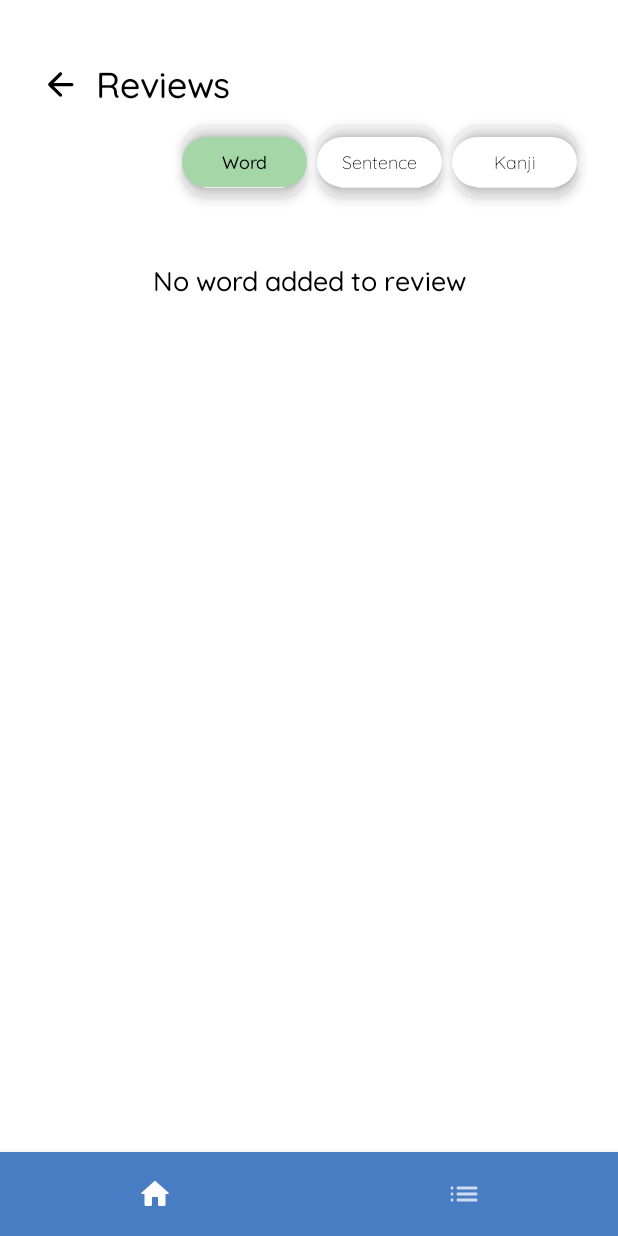
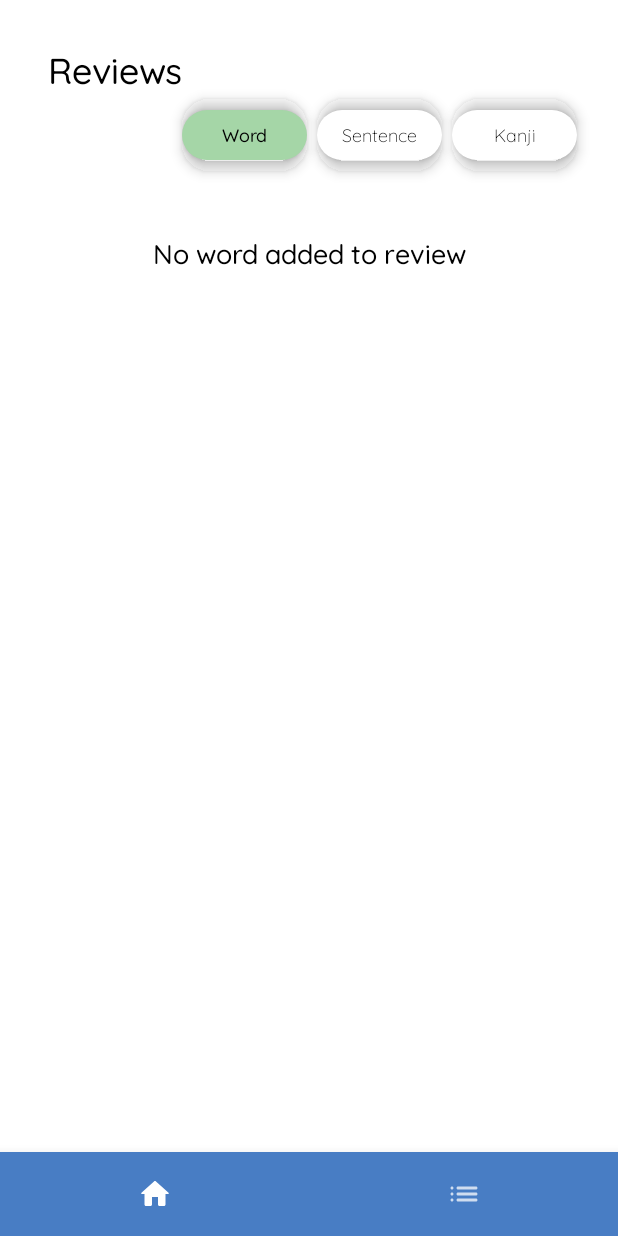
Before and after one commit to cr1m5onk1ng/nala_android_app, an Android app built with Jetpack Compose: the ReviewListScreen screen opened through its navigation route, on a phone screen of 412 x 824 dp. Run offline under Robolectric (Android 15) with nearby library versions, the phone set to English and light mode, and no system bars; our stand-ins replace Dagger/Hilt's generated code; 3 statements that could not run were skipped.

```diff
--- a/app/src/main/java/com/example/nala/ui/MainActivity.kt
+++ b/app/src/main/java/com/example/nala/ui/MainActivity.kt
@@ -69,7 +69,17 @@ class MainActivity : AppCompatActivity() {
             AppTheme {
                 val navController = rememberNavController()
                 val scaffoldState = rememberScaffoldState()
-                NavHost(navController=navController, startDestination="home_screen") {
+
+                // Navigate to detail screen if a word was searched from another app
+                val startDestination = "home_screen"/* if(viewModel.textReceived.value) {
+                    "detail_screen"
+                } else if(viewModel.sentenceReceived.value) {
+                    "sentence_form_screen"
+                } else{
+                    "home_screen"
+                } */
+
+                NavHost(navController=navController, startDestination) {
                     composable("home_screen"){
                         HomeScreen(
                             query = viewModel.query.value,
@@ -95,6 +105,7 @@ class MainActivity : AppCompatActivity() {
                             kanjiDict = viewModel.kanjiDict,
                             setCurrentKanji = viewModel::setCurrentKanji,
                             setCurrentStory = viewModel::setCurrentStory,
+                            unsetSharedWord = viewModel::unsetSharedText,
                             addToReview =  viewModel::addWordToReview,
                             scaffoldState = scaffoldState,
                             showSnackbar = {showSnackbar(scaffoldState, message="Added to review")},
@@ -154,6 +165,7 @@ class MainActivity : AppCompatActivity() {
                             onWordAdd = studyViewModel::setStudyTargetWord,
                             onWordSelect = studyViewModel::setSelectedWord,
                             addSentenceToReview = viewModel::addSentenceToReview,
+                            unsetSharedSentence = viewModel::unsetSharedSentence,
                             showSnackbar = {showSnackbar(scaffoldState, message="Added to review")},
                             navController = navController,
                         )
--- a/app/src/main/java/com/example/nala/ui/composables/BackButton.kt
+++ b/app/src/main/java/com/example/nala/ui/composables/BackButton.kt
@@ -15,6 +15,7 @@ import androidx.navigation.NavController
 fun BackButton(
     navController: NavController,
     modifier: Modifier = Modifier,
+    cleanupFunction: (() -> Unit?)? = null,
 ) {
 
     Row(
@@ -23,6 +24,10 @@ fun BackButton(
     ){
         IconButton(
             onClick = {
+
+                cleanupFunction?.let {
+                    it()
+                }
                 navController.popBackStack()
             }
         ) {
--- a/app/src/main/java/com/example/nala/ui/composables/DictionaryDetailScreen.kt
+++ b/app/src/main/java/com/example/nala/ui/composables/DictionaryDetailScreen.kt
@@ -20,7 +20,6 @@ import androidx.compose.ui.unit.dp
 import androidx.compose.ui.unit.sp
 import androidx.constraintlayout.compose.ConstraintLayout
 import androidx.navigation.NavController
-import com.example.nala.R
 import com.example.nala.domain.model.dictionary.DictionaryModel
 import com.example.nala.domain.model.dictionary.Sense
 import com.example.nala.domain.model.kanji.KanjiCollection
@@ -37,6 +36,7 @@ fun DictionaryDetailScreen(
     kanjiDict: KanjiCollection,
     setCurrentKanji: (String) -> Unit,
     setCurrentStory: (String) -> Unit,
+    unsetSharedWord: () -> Unit,
     addToReview: () -> Unit,
     scaffoldState: ScaffoldState,
     showSnackbar: (ScaffoldState) -> Unit
@@ -65,10 +65,11 @@ fun DictionaryDetailScreen(
                     Row(
                         modifier = Modifier
                             .fillMaxWidth()
-                            .padding(top = 22.dp, start = 22.dp)
+                            .padding(top = 22.dp, start = 16.dp)
                     ){
                         BackButton(
                             navController = navController,
+                            cleanupFunction = { unsetSharedWord() }
                         )
                     }
 
--- a/app/src/main/java/com/example/nala/ui/composables/KanjiDetailScreen.kt
+++ b/app/src/main/java/com/example/nala/ui/composables/KanjiDetailScreen.kt
@@ -4,11 +4,8 @@ import androidx.compose.foundation.BorderStroke
 import androidx.compose.foundation.border
 import androidx.compose.foundation.layout.*
 import androidx.compose.foundation.lazy.LazyColumn
-import androidx.compose.material.Icon
 import androidx.compose.material.ScaffoldState
 import androidx.compose.material.Text
-import androidx.compose.material.icons.Icons
-import androidx.compose.material.icons.rounded.Add
 import androidx.compose.runtime.Composable
 import androidx.compose.ui.Alignment
 import androidx.compose.ui.Modifier
@@ -22,8 +19,6 @@ import androidx.compose.ui.unit.sp
 import androidx.constraintlayout.compose.ConstraintLayout
 import androidx.navigation.NavController
 import com.example.nala.domain.model.kanji.KanjiModel
-import com.example.nala.ui.theme.Blue700
-import com.example.nala.ui.theme.LightBlue
 import com.example.nala.ui.theme.Quicksand
 
 @Composable
--- a/app/src/main/java/com/example/nala/ui/composables/OneTargetForm.kt
+++ b/app/src/main/java/com/example/nala/ui/composables/OneTargetForm.kt
@@ -41,6 +41,7 @@ fun OneTargetForm(
     onSentenceAdd: (String) -> Unit,
     onWordAdd: (String) -> Unit,
     onWordSelect: (String) -> Unit,
+    unsetSharedSentence: () -> Unit,
     addSentenceToReview: (String, String) -> Unit,
     showSnackbar: () -> Unit,
     navController: NavController,
@@ -61,11 +62,12 @@ fun OneTargetForm(
             Row(
                 modifier = Modifier
                     .fillMaxWidth()
-                    .padding(top = 32.dp, end = 32.dp),
+                    .padding(top = 26.dp, end = 32.dp),
                 horizontalArrangement = Arrangement.End
             ){
                 IconButton(
                     onClick = {
+                        unsetSharedSentence()
                         navController.popBackStack()
                     }
                 ) {
--- a/app/src/main/java/com/example/nala/ui/composables/ReviewListScreen.kt
+++ b/app/src/main/java/com/example/nala/ui/composables/ReviewListScreen.kt
@@ -7,9 +7,7 @@ import androidx.compose.foundation.lazy.LazyColumn
 import androidx.compose.foundation.shape.RoundedCornerShape
 import androidx.compose.material.*
 import androidx.compose.material.icons.Icons
-import androidx.compose.material.icons.rounded.ArrowBack
 import androidx.compose.material.icons.rounded.CheckCircle
-import androidx.compose.material.icons.rounded.Delete
 import androidx.compose.runtime.Composable
 import androidx.compose.ui.Alignment
 import androidx.compose.ui.Modifier
@@ -19,7 +17,6 @@ import androidx.compose.ui.text.font.FontWeight
 import androidx.compose.ui.unit.dp
 import androidx.compose.ui.unit.sp
 import androidx.navigation.NavController
-import com.example.nala.R
 import androidx.compose.runtime.MutableState
 import androidx.compose.runtime.mutableStateOf
 import androidx.compose.runtime.remember
@@ -95,13 +92,18 @@ fun ReviewListScreen(
                     .padding(16.dp)
             ) {
 
+
                 Row(
                     modifier = Modifier
                         .fillMaxWidth()
-                        .padding(top = 16.dp),
+                        .padding(top = 16.dp, start = 16.dp),
                     verticalAlignment = Alignment.CenterVertically,
                 ) {
-                    BackButton(navController)
+                    /*
+                    BackButton(
+                        navController,
+                        cleanupFunction = { toggleHome(true) }
+                    ) */
                     Text(
                         "Reviews",
                         style = TextStyle(
--- a/app/src/main/java/com/example/nala/ui/dictionary/DictionaryDetailFragment.kt
+++ b/app/src/main/java/com/example/nala/ui/dictionary/DictionaryDetailFragment.kt
@@ -34,6 +34,7 @@ class DictionaryDetailFragment : CustomFragment() {
                         kanjiDict = viewModel.kanjiDict,
                         setCurrentKanji = viewModel::setCurrentKanji,
                         setCurrentStory = viewModel::setCurrentStory,
+                        unsetSharedWord = viewModel::unsetSharedText,
                         addToReview =  viewModel::addWordToReview,
                         scaffoldState = scaffoldState,
                         showSnackbar = {showSnackbar(scaffoldState, message="Added to review")}
--- a/app/src/main/java/com/example/nala/ui/study/SentenceFormFragment.kt
+++ b/app/src/main/java/com/example/nala/ui/study/SentenceFormFragment.kt
@@ -36,6 +36,7 @@ class SentenceFormFragment : CustomFragment() {
                     onSentenceAdd = studyViewModel::setStudyContext,
                     onWordAdd = studyViewModel::setStudyTargetWord,
                     onWordSelect = studyViewModel::setSelectedWord,
+                    unsetSharedSentence = viewModel::unsetSharedSentence,
                     addSentenceToReview = viewModel::addSentenceToReview,
                     showSnackbar = {showSnackbar(scaffoldState, message="Added to review")},
                     navController = findNavController()
```
